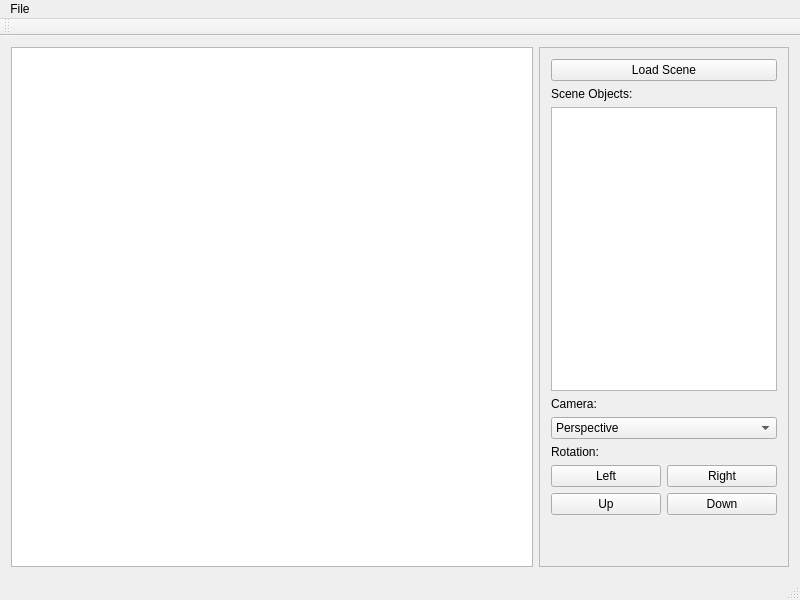
Above: lab03/src/ui/mainwindow.ui from WALHAY/iu7-oop before the change. Below: the same form after it.
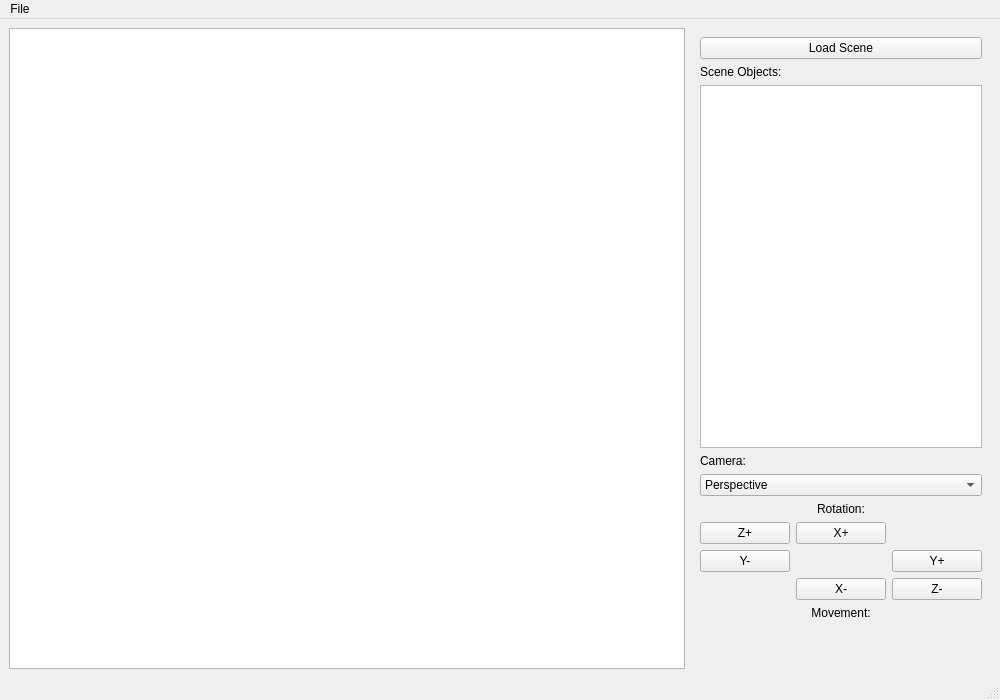
That is the form after the change.

Diff of the .ui file:
```diff
--- a/lab03/src/ui/mainwindow.ui
+++ b/lab03/src/ui/mainwindow.ui
@@ -6,8 +6,8 @@
    <rect>
     <x>0</x>
     <y>0</y>
-    <width>800</width>
-    <height>600</height>
+      <width>1000</width>
+      <height>700</height>
    </rect>
   </property>
   <property name="windowTitle">
@@ -19,7 +19,7 @@
      <widget class="QGraphicsView" name="graphicsView">
       <property name="sizePolicy">
        <sizepolicy hsizetype="Expanding" vsizetype="Expanding">
-        <horstretch>3</horstretch>
+              <horstretch>7</horstretch>
         <verstretch>0</verstretch>
        </sizepolicy>
       </property>
@@ -29,22 +29,16 @@
      <widget class="QFrame" name="menuFrame">
       <property name="sizePolicy">
        <sizepolicy hsizetype="Fixed" vsizetype="Expanding">
-        <horstretch>1</horstretch>
+              <horstretch>3</horstretch>
         <verstretch>0</verstretch>
        </sizepolicy>
       </property>
       <property name="minimumSize">
        <size>
-        <width>250</width>
+              <width>300</width>
         <height>0</height>
        </size>
       </property>
-      <property name="frameShape">
-       <enum>QFrame::StyledPanel</enum>
-      </property>
-      <property name="frameShadow">
-       <enum>QFrame::Raised</enum>
-      </property>
       <layout class="QVBoxLayout" name="verticalLayout">
        <item>
         <widget class="QPushButton" name="loadSceneButton">
@@ -74,14 +68,10 @@
          <property name="selectionBehavior">
           <enum>QAbstractItemView::SelectRows</enum>
          </property>
-         <property name="showGrid">
-          <bool>true</bool>
-         </property>
-         <property name="cornerButtonEnabled">
-          <bool>false</bool>
-         </property>
-        </widget>
-       </item>
+              </widget>
+            </item>
+            
+            <!-- Camera Selection -->
        <item>
         <widget class="QLabel" name="cameraLabel">
          <property name="text">
@@ -108,44 +98,128 @@
          <property name="text">
           <string>Rotation:</string>
          </property>
+                <property name="alignment">
+                  <set>Qt::AlignCenter</set>
+                </property>
         </widget>
        </item>
        <item>
-        <layout class="QHBoxLayout" name="horizontalLayout_2">
-         <item>
-          <widget class="QPushButton" name="rotateLeftButton">
+              <layout class="QGridLayout" name="rotationGridLayout">
+                <!-- Row 0 -->
+                <item row="0" column="0">
+                  <widget class="QPushButton" name="rotateZPosButton">
            <property name="text">
-            <string>Left</string>
-           </property>
-          </widget>
-         </item>
-         <item>
-          <widget class="QPushButton" name="rotateRightButton">
+                      <string>Z+</string>
+                    </property>
+                    <property name="toolTip">
+                      <string>Rotate clockwise around Z axis</string>
+                    </property>
+                  </widget>
+                </item>
+                <item row="0" column="1">
+                  <widget class="QPushButton" name="rotateXPosButton">
            <property name="text">
-            <string>Right</string>
-           </property>
-          </widget>
-         </item>
-        </layout>
-       </item>
-       <item>
-        <layout class="QHBoxLayout" name="horizontalLayout_3">
-         <item>
-          <widget class="QPushButton" name="rotateUpButton">
+                      <string>X+</string>
+                    </property>
+                    <property name="toolTip">
+                      <string>Rotate right around X axis</string>
+                    </property>
+                  </widget>
+                </item>
+                <item row="0" column="2">
+                  <spacer name="spacerTopRight">
+                    <property name="sizeHint" stdset="0">
+                      <size>
+                        <width>40</width>
+                        <height>20</height>
+                      </size>
+                    </property>
+                  </spacer>
+                </item>
+                
+                <!-- Row 1 -->
+                <item row="1" column="0">
+                  <widget class="QPushButton" name="rotateYNegButton">
            <property name="text">
-            <string>Up</string>
-           </property>
-          </widget>
-         </item>
+                      <string>Y-</string>
+                    </property>
+                    <property name="toolTip">
+                      <string>Rotate down around Y axis</string>
+                    </property>
+                  </widget>
+                </item>
+                <item row="1" column="1">
+                  <spacer name="spacerCenter">
+                    <property name="sizeHint" stdset="0">
+                      <size>
+                        <width>40</width>
+                        <height>20</height>
+                      </size>
+                    </property>
+                  </spacer>
+                </item>
+                <item row="1" column="2">
+                  <widget class="QPushButton" name="rotateYPosButton">
+                    <property name="text">
+                      <string>Y+</string>
+                    </property>
+                    <property name="toolTip">
+                      <string>Rotate up around Y axis</string>
+                    </property>
+                  </widget>
+                </item>
+                
+                <!-- Row 2 -->
+                <item row="2" column="0">
+                  <spacer name="spacerBottomLeft">
+                    <property name="sizeHint" stdset="0">
+                      <size>
+                        <width>40</width>
+                        <height>20</height>
+                      </size>
+                    </property>
+                  </spacer>
+                </item>
+                <item row="2" column="1">
+                  <widget class="QPushButton" name="rotateXNegButton">
+                    <property name="text">
+                      <string>X-</string>
+                    </property>
+                    <property name="toolTip">
+                      <string>Rotate left around X axis</string>
+                    </property>
+                  </widget>
+                </item>
+                <item row="2" column="2">
+                  <widget class="QPushButton" name="rotateZNegButton">
+                    <property name="text">
+                      <string>Z-</string>
+                    </property>
+                    <property name="toolTip">
+                      <string>Rotate counter-clockwise around Z axis</string>
+                    </property>
+                  </widget>
+                </item>
+              </layout>
+            </item>
+            
+            <!-- Movement Controls -->
          <item>
-          <widget class="QPushButton" name="rotateDownButton">
+              <widget class="QLabel" name="movementLabel">
            <property name="text">
-            <string>Down</string>
-           </property>
-          </widget>
-         </item>
-        </layout>
-       </item>
+                  <string>Movement:</string>
+                </property>
+                <property name="alignment">
+                  <set>Qt::AlignCenter</set>
+                </property>
+              </widget>
+            </item>
+            <item>
+              <layout class="QGridLayout" name="movementGridLayout">
+                <!-- Movement buttons would go here in similar pattern -->
+              </layout>
+            </item>
+            
        <item>
         <spacer name="verticalSpacer">
          <property name="orientation">
@@ -169,7 +243,7 @@
     <rect>
      <x>0</x>
      <y>0</y>
-     <width>800</width>
+        <width>1000</width>
      <height>22</height>
     </rect>
    </property>
@@ -180,17 +254,8 @@
    </widget>
    <addaction name="menuFile"/>
   </widget>
-  <widget class="QToolBar" name="mainToolBar">
-   <attribute name="toolBarArea">
-    <enum>TopToolBarArea</enum>
-   </attribute>
-   <attribute name="toolBarBreak">
-    <bool>false</bool>
-   </attribute>
-  </widget>
   <widget class="QStatusBar" name="statusBar"/>
  </widget>
- <layoutdefault spacing="6" margin="11"/>
  <resources/>
  <connections/>
 </ui>
```
Left out of the diff: 11 changed lines with no effect on the pictures. Lines whose indentation alone changed are shown as unchanged.
